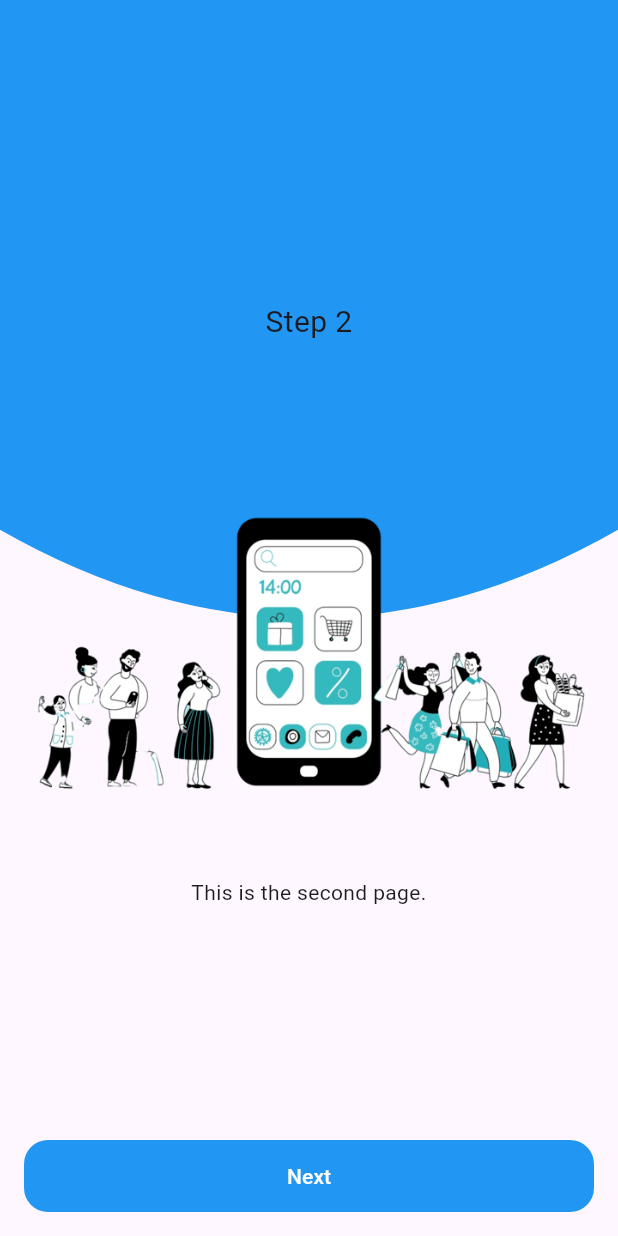
After one commit to jisan66/hello_mart, a Flutter app: the PageViewExample screen opened directly, after a tap on "Next", on a phone screen of 412 x 824 dp. The commit adds this screen. Run offline on Flutter 3.47's test engine with Material 3 defaults, Android fonts, the phone set to English and light mode, and no system bars.

Commit message:
page view manual added

```diff
--- a/lib/start_selling/start_selling_screen.dart
+++ b/lib/start_selling/start_selling_screen.dart
@@ -1,6 +1,8 @@
 import 'package:flutter/material.dart';
 import 'package:hello_mart/start_selling/slider_button.dart';
 import 'package:hello_mart/start_selling/wave_painter.dart';
+
+import '../user_manual/user_manual_screen.dart';
 
 class StartSellingScreen extends StatefulWidget {
   const StartSellingScreen({super.key});
@@ -31,6 +33,7 @@ class _StartSellingScreenState extends State<StartSellingScreen> {
                     ),
                     painter: WavePainter(),
                   ),
+
                   Positioned(
                     top: size.height*0.4,
                     left: 0,
@@ -45,13 +48,14 @@ class _StartSellingScreenState extends State<StartSellingScreen> {
             ),
           ),
           Expanded(flex: 2, child: Column(children: [
-            Expanded(flex: 2, child: Center(child: Text("Reach and Connect with buyers who value\nsustainability and unique finds.",textAlign: TextAlign.center,))),
-            Expanded(flex: 1, child: SizedBox(width: size.width, child: Padding(
+            Expanded(flex: 3, child: Center(child: Text("Reach and Connect with buyers who value\nsustainability and unique finds.",textAlign: TextAlign.center,))),
+            Expanded(flex: 2, child: SizedBox(width: size.width, child: Padding(
               padding: EdgeInsets.symmetric(vertical: 8.0, horizontal: 8),
               child: Center(
                 child: SliderButton(
                   text: 'Slide to Start',
                   onSlided: () {
+                    Navigator.of(context).pushAndRemoveUntil(MaterialPageRoute(builder: (_) => PageViewExample()), (Route<dynamic> route) => false);
                     // Handle the action when the button is slided
                     print('Slider Button Slided!');
                   },
--- /dev/null
+++ b/lib/user_manual/cutom_wave_painter.dart
@@ -0,0 +1,35 @@
+import 'package:flutter/material.dart';
+
+class CustomWavePainter extends CustomPainter {
+  double waveHeight;
+  CustomWavePainter({required this.waveHeight});
+  // Path path;
+  // CustomWavePainter({required this.path});
+  @override
+  void paint(Canvas canvas, Size size) {
+    Paint paint = Paint()..color = Colors.blue;
+
+    Path path = Path();
+    path.lineTo(0, size.height * 0.75);
+
+    // First wave
+    // path.quadraticBezierTo(
+    //   size.width * 0.25, size.height, // Control point
+    //   size.width * 0.5, size.height * 0.75, // End point
+    // );
+
+    // Second wave
+    path.quadraticBezierTo(
+      size.width * 0.5, size.height * waveHeight, // Control point
+      size.width , size.height * 0.75,       // End point
+    );
+
+    path.lineTo(size.width, 0);
+    path.close();
+
+    canvas.drawPath(path, paint);
+  }
+
+  @override
+  bool shouldRepaint(covariant CustomPainter oldDelegate) => false;
+}
--- /dev/null
+++ b/lib/user_manual/user_manual_screen.dart
@@ -0,0 +1,201 @@
+import 'package:flutter/material.dart';
+import 'package:hello_mart/start_selling/slider_button.dart';
+import 'package:hello_mart/user_manual/cutom_wave_painter.dart';
+
+import '../start_selling/wave_painter.dart';
+
+void main() {
+  runApp(MaterialApp(home: PageViewExample()));
+}
+
+class PageViewExample extends StatefulWidget {
+  @override
+  _PageViewExampleState createState() => _PageViewExampleState();
+}
+
+class _PageViewExampleState extends State<PageViewExample> {
+  final PageController _pageController = PageController();
+  int _currentPage = 0;
+
+  final List<Map<String, dynamic>> pages = [
+    {
+      "title": "Step 1",
+      "description": "This is the first page.",
+      "wave_height": 0.5,
+      "image" : "assets/images/shop1.png"
+    },
+    {
+      "title": "Step 2",
+      "description": "This is the second page.",
+      "wave_height": 1.0,
+      "image" : "assets/images/shop1.png"
+    },
+    {
+      "title": "Step 3",
+      "description": "This is the final page.",
+      "wave_height": 0.5,
+      "image" : "assets/images/shop1.png"
+    },
+  ];
+
+  @override
+  Widget build(BuildContext context) {
+    return Scaffold(
+      body: Column(
+        children: [
+          Expanded(
+            child: PageView.builder(
+              controller: _pageController,
+              itemCount: pages.length,
+              onPageChanged: (index) {
+                setState(() {
+                  _currentPage = index;
+                });
+              },
+              itemBuilder: (context, index) {
+                return _buildPageContent(
+                    title: pages[index]["title"]!,
+                    description: pages[index]["description"]!,
+                    waveHeight: pages[index]["wave_height"]!,
+                image: pages[index]["image"]!);
+              },
+            ),
+          ),
+          _buildNavigationButtons(),
+        ],
+      ),
+    );
+  }
+
+  Widget _buildPageContent(
+      {required String title,
+      required String description,
+      required double waveHeight,
+      required String image}) {
+    Size size = MediaQuery.of(context).size;
+    return Column(
+      children: [
+        Expanded(
+          flex: 5,
+          child: SizedBox(
+            height: size.height,
+            width: size.width,
+            child: Stack(
+              children: [
+                CustomPaint(
+                  size: Size(
+                    size.width,
+                    size.height / 1.75,
+                  ),
+                  painter: CustomWavePainter(waveHeight: waveHeight),
+                ),
+                Positioned(
+                  top: 200, // 200px down from the top
+                  left: 0, // Add some padding from left
+                  right: 0, // Add some padding from right
+                  child: Text(
+                    title,
+                    textAlign: TextAlign.center,
+                    style: TextStyle(fontSize: 20), // Customize style
+                    maxLines: 2, // Allow only two lines
+                    overflow: TextOverflow
+                        .ellipsis, // Handle overflow with an ellipsis
+                  ),
+                ),
+                Positioned(
+                  top: size.height * 0.4,
+                  left: 0,
+                  child: SizedBox(
+                    height: size.height / 4,
+                    width: size.width,
+                    child: Image.asset(
+                      image,
+                      fit: BoxFit.fitHeight,
+                    ),
+                  ),
+                ),
+              ],
+            ),
+          ),
+        ),
+        Expanded(
+            flex: 2,
+            child: Column(
+              children: [
+                Expanded(
+                    flex: 3,
+                    child: Center(
+                        child: Text(
+                      description,
+                      textAlign: TextAlign.center,
+                      style: TextStyle(
+                        overflow: TextOverflow.ellipsis,
+                      ),
+                      maxLines: 2,
+                    ))),
+                Expanded(
+                    flex: 2,
+                    child: SizedBox(
+                      width: size.width,
+                      child: Padding(
+                        padding:
+                            EdgeInsets.symmetric(vertical: 8.0, horizontal: 8),
+                      ),
+                    )),
+              ],
+            ))
+      ],
+    );
+  }
+
+  Widget _buildNavigationButtons() {
+    return Padding(
+        padding: const EdgeInsets.all(16.0),
+        child: _currentPage < pages.length - 1
+            ? Container(
+                decoration: BoxDecoration(
+                    color: Colors.blue,
+                borderRadius: BorderRadius.all(Radius.circular(16))),
+                width: double.infinity,
+                child: MaterialButton(
+                    onPressed: () {
+                      _pageController.nextPage(
+                        duration: Duration(milliseconds: 300),
+                        curve: Curves.easeInOut,
+                      );
+                    },
+                    child: Text("Next", style: TextStyle(color: Colors.white),)))
+            : SliderButton(onSlided: () {}, text: "Slide to Start Now",)
+        //   Container(
+        //     width: double.infinity,
+        //     child: ElevatedButton(
+        //       onPressed: () {
+        //         _pageController.previousPage(
+        //           duration: Duration(milliseconds: 300),
+        //           curve: Curves.easeInOut,
+        //         );
+        //       },
+        //       child: Text("Back"),
+        //     ),
+        //   )
+        // else
+        //   SizedBox.shrink(),
+        // ElevatedButton(
+        //   onPressed: () {
+        //     if (_currentPage < pages.length - 1) {
+        //       _pageController.nextPage(
+        //         duration: Duration(milliseconds: 300),
+        //         curve: Curves.easeInOut,
+        //       );
+        //     } else {
+        //       // Perform a finish action
+        //       ScaffoldMessenger.of(context).showSnackBar(
+        //         SnackBar(content: Text("You have completed all steps!")),
+        //       );
+        //     }
+        //   },
+        //   child: Text(_currentPage < pages.length - 1 ? "Next" : "Finish"),
+        // ),
+        );
+  }
+}
```
